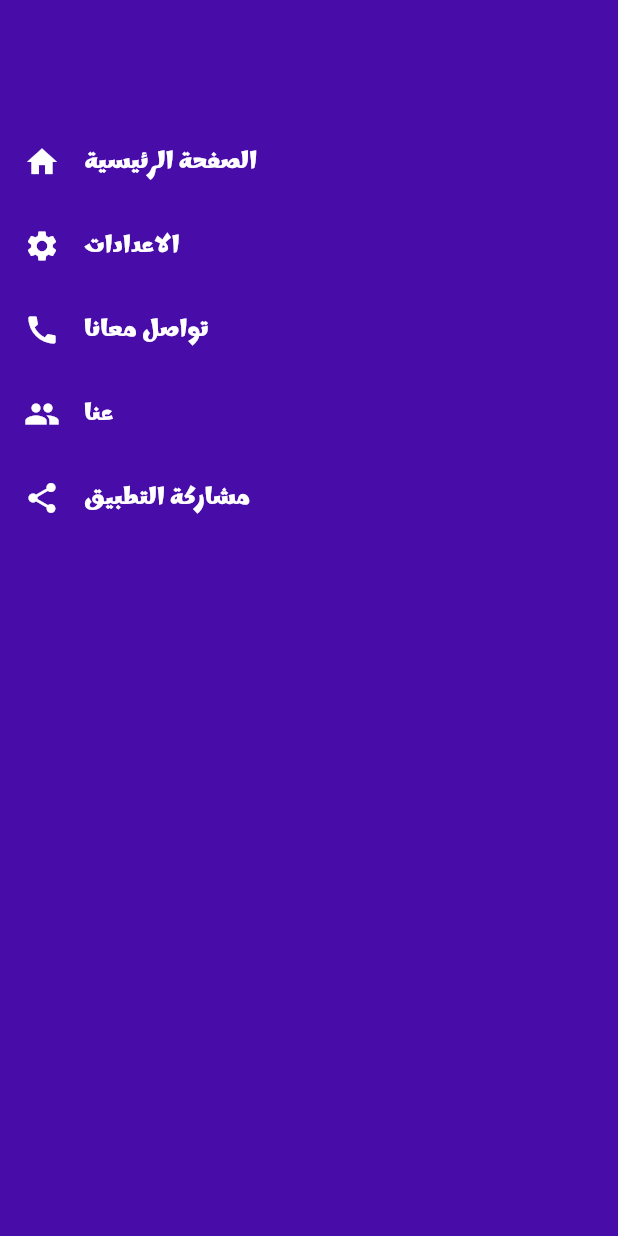
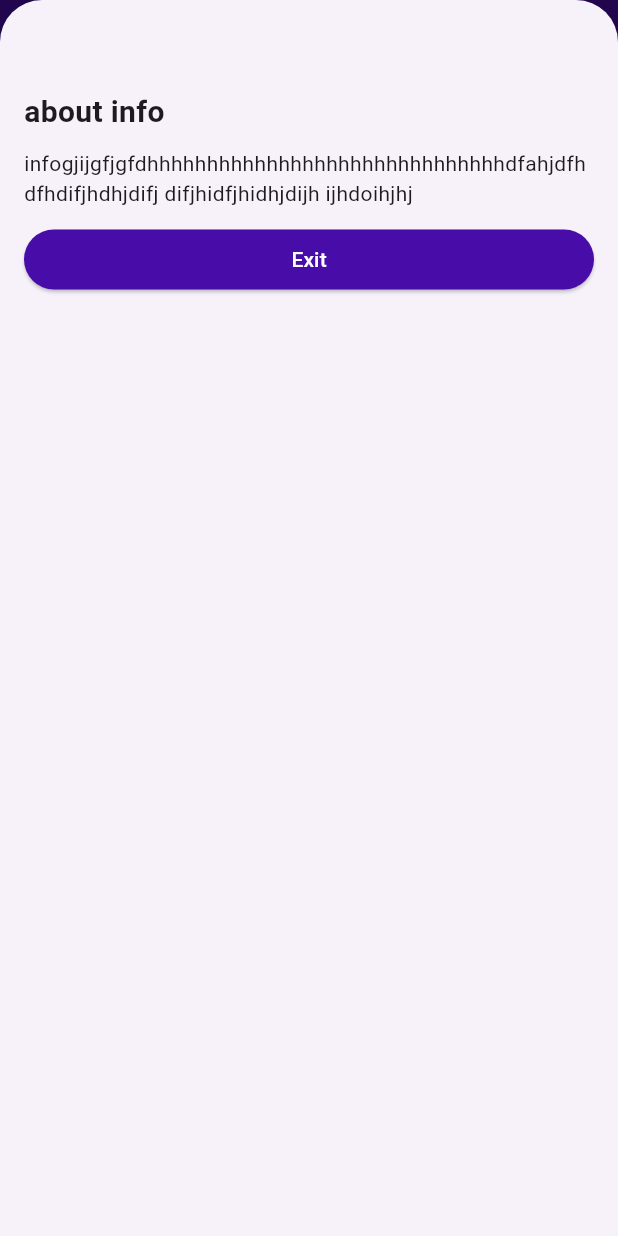
Before and after one commit to Magiixcode/Ashrably, a Flutter app: the MenuPage screen opened directly, after a tap on "عنا", on a phone screen of 412 x 824 dp. Run offline on Flutter 3.47's test engine with Material 3 defaults, Android fonts, the phone set to English and light mode, and no system bars; our stand-ins replace flutter_zoom_drawer.

Commit message:
add info page

```diff
--- /dev/null
+++ b/lib/pages/drawer/info_page.dart
@@ -0,0 +1,51 @@
+import 'package:ashrably_app/utils/constens.dart';
+import 'package:flutter/material.dart';
+
+class InfoPage extends StatelessWidget {
+  const InfoPage({super.key});
+
+  @override
+  Widget build(BuildContext context) {
+    return Padding(
+      padding: const EdgeInsets.fromLTRB(16, 60, 16, 16),
+      child: SizedBox(
+        width: double.infinity,
+        child: Column(
+          crossAxisAlignment: CrossAxisAlignment.start,
+          children: [
+            const Text(
+              'about info',
+              style: TextStyle(
+                fontWeight: FontWeight.bold,
+                fontSize: 20,
+              ),
+            ),
+            const SizedBox(
+              height: 10,
+            ),
+            const Text(
+                'infogjijgfjgfdhhhhhhhhhhhhhhhhhhhhhhhhhhhhhhdfahjdfhdfhdifjhdhjdifj difjhidfjhidhjdijh ijhdoihjhj'),
+            const SizedBox(
+              height: 10,
+            ),
+            SizedBox(
+              width: double.infinity,
+              child: ElevatedButton(
+                style: ElevatedButton.styleFrom(
+                  backgroundColor: KPrimaryColor,
+                  foregroundColor: Colors.white,
+                ),
+                onPressed: () {
+                  Navigator.pop(context);
+                },
+                child: const Text(
+                  'Exit',
+                ),
+              ),
+            )
+          ],
+        ),
+      ),
+    );
+  }
+}
--- a/lib/pages/drawer/menu_page.dart
+++ b/lib/pages/drawer/menu_page.dart
@@ -1,10 +1,24 @@
+import 'package:ashrably_app/pages/drawer/info_page.dart';
 import 'package:ashrably_app/utils/constens.dart';
 import 'package:ashrably_app/pages/settings/setting_page.dart';
 import 'package:flutter/material.dart';
 import 'package:flutter_zoom_drawer/flutter_zoom_drawer.dart';
 
-class MenuPage extends StatelessWidget {
+class MenuPage extends StatefulWidget {
   const MenuPage({super.key});
+
+  @override
+  State<MenuPage> createState() => _MenuPageState();
+}
+
+class _MenuPageState extends State<MenuPage> {
+  void _openIconButtonPtressed() {
+    showModalBottomSheet(
+      isScrollControlled: true,
+      context: context,
+      builder: (Ctx) => InfoPage(),
+    );
+  }
 
   @override
   Widget build(BuildContext context) {
@@ -71,7 +85,7 @@ class MenuPage extends StatelessWidget {
             ),
             ListTile(
               leading: const Icon(
-                Icons.group,
+                Icons.info,
                 color: Colors.white,
               ),
               title: const Text(
@@ -83,7 +97,7 @@ class MenuPage extends StatelessWidget {
                   fontWeight: FontWeight.bold,
                 ),
               ),
-              onTap: () {},
+              onTap: _openIconButtonPtressed,
             ),
             ListTile(
               leading: const Icon(
--- a/lib/pages/settings/setting_page.dart
+++ b/lib/pages/settings/setting_page.dart
@@ -1,10 +1,7 @@
 import 'package:ashrably_app/utils/constens.dart';
-import 'package:ashrably_app/utils/lunch_url.dart';
 import 'package:ashrably_app/widget/footer.dart';
 import 'package:ashrably_app/widget/setting_app_bar.dart';
 import 'package:flutter/material.dart';
-import 'package:url_launcher/url_launcher.dart';
-import 'package:url_launcher/url_launcher_string.dart';
 
 class SettingPage extends StatelessWidget {
   const SettingPage({super.key});
--- a/lib/pages/splash/spalsh_four.dart
+++ b/lib/pages/splash/spalsh_four.dart
@@ -27,7 +27,7 @@ class Spalsh4 extends StatelessWidget {
             bottom: 50,
             right: 0,
             child: NextButton(
-              page: const Splash5(),
+              page: Splash5(),
               iconColor: Colors.white,
               text: "!اللي بعدو",
               padding: 30,
--- a/lib/pages/splash/splash_five.dart
+++ b/lib/pages/splash/splash_five.dart
@@ -6,7 +6,7 @@ import 'package:ashrably_app/widget/next_button.dart';
 import 'package:flutter/material.dart';
 
 class Splash5 extends StatelessWidget {
-  const Splash5({super.key});
+  Splash5({super.key});
 
   @override
   Widget build(BuildContext context) {
--- a/lib/widget/footer.dart
+++ b/lib/widget/footer.dart
@@ -1,3 +1,6 @@
+import 'package:ashrably_app/utils/lunch_url.dart';
+import 'package:flutter/material.dart';
+
 class Footer extends StatelessWidget {
   const Footer({super.key});
 
```
